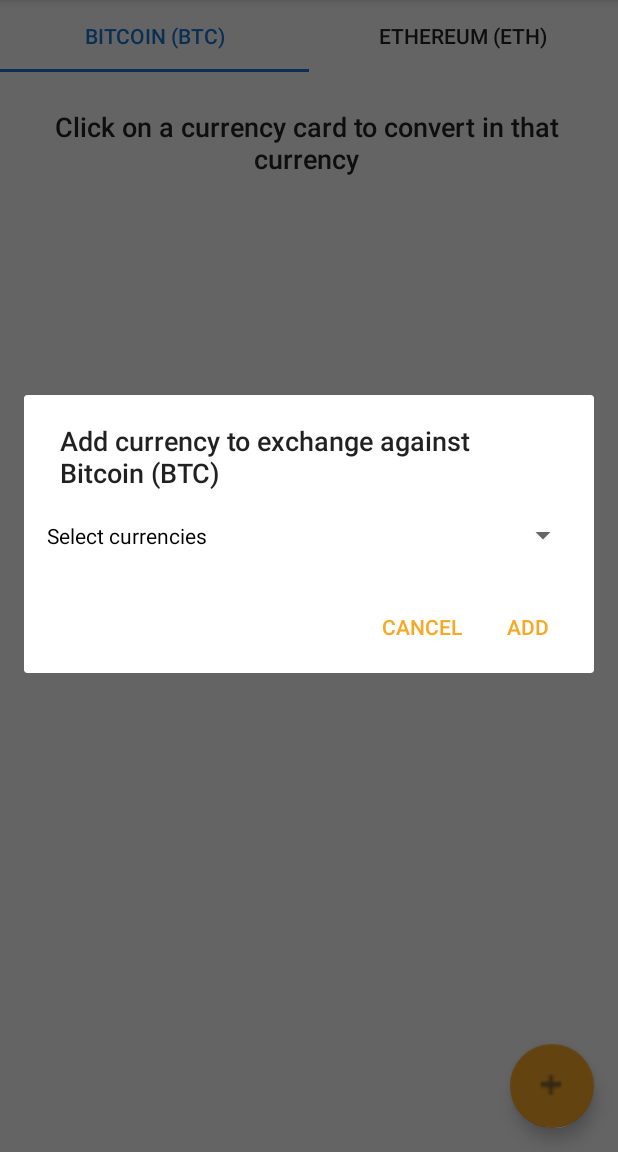
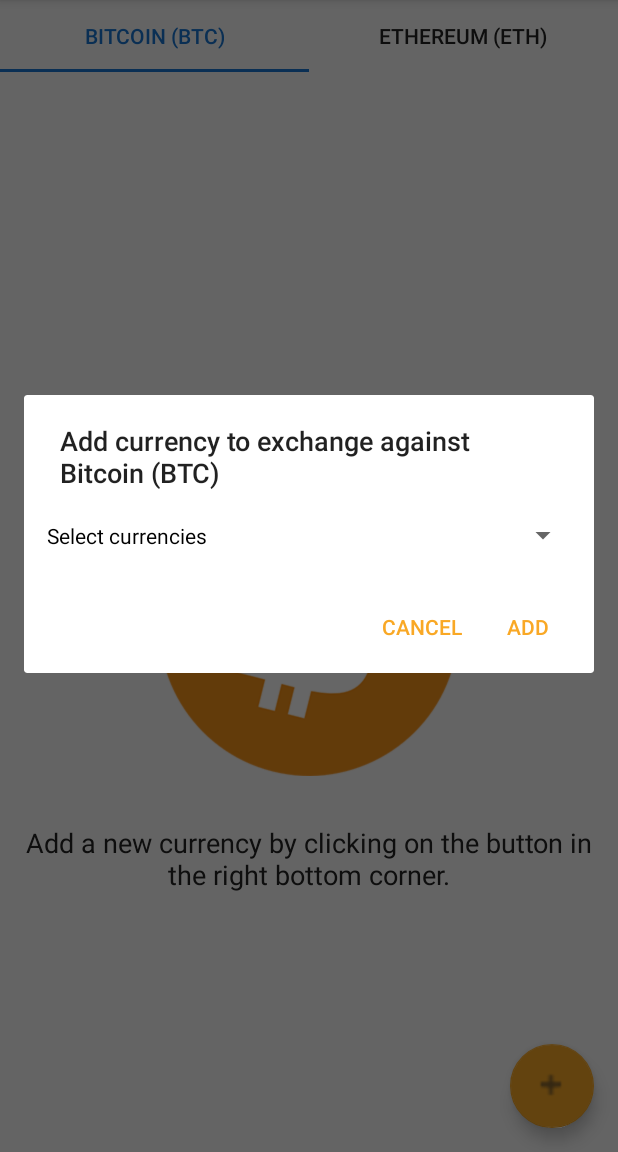
Before and after one commit to muhallan/CryptoExchange, an Android app: the screen it shows after launch (MainActivity), after a tap on an icon or button, on a phone screen of 412 x 824 dp, the part 84-1236 px from its top. Run offline under Robolectric (Android 15) with nearby library versions, the light colour scheme and no system bars; our stand-ins replace Volley.

Commit message:
feat(adding a currency): improved the process of adding a currency - added a loading progressbar to indicate an internet call while fetching for the currency's exchange rate - added a layout to show when no currency has been added yet - ensured a newly added currency is displayed in the list without reloading

```diff
--- a/app/src/main/java/com/teamvan/fragments/BitcoinFragment.java
+++ b/app/src/main/java/com/teamvan/fragments/BitcoinFragment.java
@@ -16,7 +16,9 @@
 import android.view.LayoutInflater;
 import android.view.View;
 import android.view.ViewGroup;
+import android.view.ViewStub;
 import android.view.WindowManager;
+import android.widget.FrameLayout;
 import android.widget.ProgressBar;
 import android.widget.Toast;
 
@@ -33,6 +35,7 @@
 import com.android.volley.toolbox.StringRequest;
 import com.teamvan.cryptoexchange.R;
 import com.teamvan.databases.DBHelper;
+import com.teamvan.pojos.Coin;
 import com.teamvan.pojos.Currency;
 import com.teamvan.pojos.Exchange;
 import com.teamvan.pojos.Globals;
@@ -62,10 +65,13 @@
     RequestQueue queue;
     GridRecyclerViewAdapter grid_adapter;
     private SwipeRefreshLayout swipeContainer;
+    private FrameLayout containerFl;
     DBHelper database;
     CoordinatorLayout coordinatorLayout;
     String TAG = this.getClass().getSimpleName();
     ItemOffsetDecoration itemDecoration;
+    ViewStub emptyStub;
+    ArrayList<Exchange> coin_exchanges;
 
     // currencies to be added to this fragment and coin
     ArrayList<Currency> currencies_to_add = new ArrayList<>();
@@ -90,6 +96,8 @@
 
         coordinatorLayout = v.findViewById(R.id.coordinator_layout_cl);
 
+        containerFl = v.findViewById(R.id.containerFl);
+
         // Configure the refreshing colors
         swipeContainer.setColorSchemeResources(android.R.color.holo_blue_bright,
                 android.R.color.holo_green_light,
@@ -104,7 +112,15 @@
         rView.setItemViewCacheSize(20);
         rView.setDrawingCacheEnabled(true);
 
-        ArrayList<Exchange> coin_exchanges = database.getCoinCurrencies(Globals.bitcoin_name);
+        coin_exchanges = database.getCoinCurrencies(Globals.bitcoin_name);
+
+        emptyStub = v.findViewById(R.id.stub_empty_currencies);
+
+        if (coin_exchanges.isEmpty()) {
+            emptyStub.inflate();
+            swipeContainer.setVisibility(View.GONE);
+        }
+
         setupGridRecyclerView(rView, coin_exchanges);
 
         swipeContainer.post(new Runnable() {
@@ -123,7 +139,7 @@
             public void onClick(final View v) {
 
                 // get the layoutinflater to inflate the custom layout for the alertdialog
-                LayoutInflater inflater = getActivity().getLayoutInflater();
+                final LayoutInflater inflater = getActivity().getLayoutInflater();
                 View alertLayout = inflater.inflate(R.layout.add_currency_layout, null);
 
                 MultiSpinnerSearch currenciesSpinner = alertLayout.findViewById(R.id.currencyMSS);
@@ -160,7 +176,6 @@
                 final AlertDialog dialog = builder.create();
                 dialog.show();
 
-                //Overriding the handler immediately after show is probably a better approach than OnShowListener as described below
                 dialog.getButton(AlertDialog.BUTTON_POSITIVE).setOnClickListener(new View.OnClickListener() {
                     Boolean wantToCloseDialog = false;
 
@@ -174,9 +189,8 @@
                             Toast.makeText(getActivity(), "No currency selected", Toast.LENGTH_SHORT).show();
                         } else {
                             wantToCloseDialog = true;
-                            final ProgressBar progressBar = new ProgressBar(getActivity(), null, android.R.attr.progressBarStyleSmall);
-                            progressBar.setIndeterminate(true);
-                            progressBar.setVisibility(View.VISIBLE);
+
+                            final ProgressBar loadingPb = Utils.showProgressBar(getActivity());
 
                             ArrayList<String> to_add_currencies = new ArrayList<>();
                             for (int i = 0; i < currencies_to_add.size(); i++) {
@@ -191,40 +205,45 @@
                                         public void onResponse(String response) {
 
                                             Log.e("response verify", response);
-                                            progressBar.setVisibility(View.GONE);
+                                            loadingPb.setVisibility(View.GONE);
 
                                             SimpleDateFormat sdf = new SimpleDateFormat("dd/MM/yyyy HH:mm:ss", Locale.getDefault());
                                             Date date = new Date();
                                             String retrieved_at = sdf.format(date);
 
+                                            ArrayList<Coin> our_coins = new Utils(getActivity()).getCoins();
+                                            Coin theCoin = new Coin();
+                                            for (int i = 0; i < our_coins.size(); i++) {
+                                                if (our_coins.get(i).getName().equals(Globals.bitcoin_name)) {
+                                                    theCoin = our_coins.get(i);
+                                                    break;
+                                                }
+                                            }
+
+                                            ArrayList<Exchange> added_exchanges = new ArrayList<>();
                                             try {
                                                 JSONObject jsonResponse = new JSONObject(response);
                                                 for (int i = 0; i < currencies_to_add.size(); i++) {
                                                     String exchange_rate = jsonResponse.getString(currencies_to_add.get(i).getCode());
                                                     database.addCurrency(currencies_to_add.get(i).getId(), exchange_rate, retrieved_at, Globals.bitcoin_name);
+
+                                                    Exchange exchange = new Exchange(currencies_to_add.get(i), theCoin, exchange_rate, retrieved_at);
+                                                    added_exchanges.add(exchange);
                                                 }
+
+                                                // clear the list to prepare for next addition
+                                                currencies_to_add.clear();
+
                                             } catch (JSONException e) {
                                                 e.printStackTrace();
                                             }
-/*
-                                            if (response.equals("late")) {
-                                                // 1. Instantiate an AlertDialog.Builder with its constructor
-                                                AlertDialog.Builder builder = new AlertDialog.Builder(v.getContext());
-                                                builder.setTitle("Voucher Payment");
-                                                // 2. Chain together various setter methods to set the dialog characteristics
-                                                builder.setMessage("The voucher code you have entered is expired. Please enter another one.\nExpiration duration is 5 minutes.");
-                                                // Add the buttons
-                                                builder.setPositiveButton("Okay", new DialogInterface.OnClickListener() {
-                                                    public void onClick(DialogInterface dialog, int id) {
-                                                        dialog.dismiss();
-                                                    }
-                                                });
-                                                builder.setCancelable(false);
 
-                                                // 3. Get the AlertDialog from create()
-                                                AlertDialog dialog = builder.create();
-                                                dialog.show();
-                                            }*/
+                                            grid_adapter.notifyNewExchanges(added_exchanges);
+
+                                            if (swipeContainer.getVisibility() == View.GONE) {
+                                                emptyStub.setVisibility(View.GONE);
+                                                swipeContainer.setVisibility(View.VISIBLE);
+                                            }
                                         }
                                     },
                                     new Response.ErrorListener() {
@@ -232,24 +251,37 @@
                                         public void onErrorResponse(VolleyError volleyError) {
                                             String message = null;
                                             if (volleyError instanceof NoConnectionError) {
-                                                Toast.makeText(v.getContext(), "No Internet Connection", Toast.LENGTH_SHORT).show();
-                                                message = "Cannot connect to Internet...Please check your connection!";
+                                                message = "Cannot connect to the Internet. Please check your connection!";
                                             } else if (volleyError instanceof NetworkError) {
-                                                Toast.makeText(v.getContext(), "Please check your Internet connection", Toast.LENGTH_SHORT).show();
-                                                message = "Cannot connect to the server...Please check your connection!";
+                                                message = "Cannot connect to the server. Please check your connection!";
                                             } else if (volleyError instanceof ServerError) {
-                                                message = "The server could not be found. Please try again after some time!!";
+                                                message = "The server could not be found. Please try again after some time!";
                                             } else if (volleyError instanceof AuthFailureError) {
-                                                message = "Cannot connect to Internet...Please check your connection!";
+                                                message = "Cannot connect to Internet. Please check your connection!";
                                             } else if (volleyError instanceof ParseError) {
                                                 message = "Parsing error! Please try again after some time!!";
                                             } else if (volleyError instanceof TimeoutError) {
-                                                Toast.makeText(v.getContext(), "Please check your Internet connection", Toast.LENGTH_SHORT).show();
-                                                message = "Connection TimeOut! Please check your internet connection.";
+                                                message = "Connection Timeout! Please check your internet connection.";
                                             }
-                                            Log.e("volley error fav", message);
+                                            Log.e("volley error", message);
 
-                                            progressBar.setVisibility(View.GONE);
+                                            // 1. Instantiate an AlertDialog.Builder with its constructor
+                                            AlertDialog.Builder builder = new AlertDialog.Builder(v.getContext());
+                                            // 2. Chain together various setter methods to set the dialog characteristics
+                                            builder.setMessage(message);
+                                            // Add the buttons
+                                            builder.setPositiveButton("Okay", new DialogInterface.OnClickListener() {
+                                                public void onClick(DialogInterface dialog, int id) {
+                                                    dialog.dismiss();
+                                                }
+                                            });
+                                            builder.setCancelable(false);
+
+                                            // 3. Get the AlertDialog from create()
+                                            AlertDialog dialog = builder.create();
+                                            dialog.show();
+
+                                            loadingPb.setVisibility(View.GONE);
                                         }
                                     });
                             // Set the tag on the request.
@@ -288,11 +320,25 @@
 
         for (int i = 0; i < all_currencies.size(); i++) {
 
-            KeyPairBoolData data = new KeyPairBoolData();
-            data.setId(i + 1);
-            data.setName((all_currencies.get(i).getName() + " - " + all_currencies.get(i).getCode()));
-            data.setSelected(false);
-            listArray.add(data);
+            boolean should_add = true;
+
+            // Get the list of currencies that are already added to this coin fragment
+            for (int j = 0; j < coin_exchanges.size(); j++) {
+                Currency saved_currency = coin_exchanges.get(j).getCurrency();
+                // if a currency is already added, don't add it in the list
+                if (saved_currency.getId() == all_currencies.get(i).getId()){
+                    should_add = false;
+                }
+            }
+
+            if (should_add) {
+                KeyPairBoolData data = new KeyPairBoolData();
+                data.setId(all_currencies.get(i).getId());
+                data.setName((all_currencies.get(i).getName() + " - " + all_currencies.get(i).getCode()));
+                data.setSelected(false);
+                listArray.add(data);
+            }
+
         }
 
 
@@ -311,7 +357,13 @@
                     if (items.get(i).isSelected()) {
                         Log.e(TAG, i + " : " + items.get(i).getName() + " : " + items.get(i).isSelected());
                         Log.e(TAG, all_currencies.get(i).getName());
-                        currencies_to_add.add(all_currencies.get(i));
+
+                        // look for the currency that has been selected and add it
+                        for (int k = 0; k < all_currencies.size(); k++) {
+                            if (items.get(i).getId() == all_currencies.get(k).getId()) {
+                                currencies_to_add.add(all_currencies.get(k));
+                            }
+                        }
                     }
                 }
 
@@ -350,7 +402,7 @@
             queue.cancelAll(TAG);
         }
 
-        rView.removeItemDecoration(itemDecoration);
+        //rView.removeItemDecoration(itemDecoration);
     }
 
     @Override
--- a/app/src/main/java/com/teamvan/pojos/GridRecyclerViewAdapter.java
+++ b/app/src/main/java/com/teamvan/pojos/GridRecyclerViewAdapter.java
@@ -18,7 +18,7 @@
 public class GridRecyclerViewAdapter extends RecyclerView.Adapter<RecyclerView.ViewHolder> {
 
     private List<Currency> currencies;
-    List<Exchange> currency_exchanges;
+    private List<Exchange> currency_exchanges;
 
     private final int TYPE_GRID_HEADER = 0;
 
@@ -26,7 +26,7 @@
         currencies = new ArrayList<>();
         this.currency_exchanges = currency_exchanges;
 
-        for (int i = 0; i < currency_exchanges.size(); i++) {
+        for (int i = 0; i < this.currency_exchanges.size(); i++) {
             Currency currency = currency_exchanges.get(i).getCurrency();
             currencies.add(currency);
         }
@@ -62,9 +62,21 @@
 
     }
 
+    // used to update the exchanges when a new currency is added
+    public void notifyNewExchanges (ArrayList<Exchange> new_exchanges) {
+
+        for (Exchange exchange: new_exchanges) {
+            currency_exchanges.add(exchange);
+            Currency currency = exchange.getCurrency();
+            currencies.add(currency);
+        }
+
+        notifyItemInserted(this.currency_exchanges.size());
+    }
+
     @Override
     public int getItemCount() {
-        return this.currencies.size() + 1;
+        return this.currency_exchanges.size() + 1;
     }
 
     private class HeaderViewHolder extends RecyclerView.ViewHolder {
--- /dev/null
+++ b/app/src/main/res/layout/empty_coin_fragment_layout.xml
@@ -0,0 +1,39 @@
+<?xml version="1.0" encoding="utf-8"?>
+<LinearLayout xmlns:android="http://schemas.android.com/apk/res/android"
+    android:orientation="vertical" android:layout_width="match_parent"
+    android:gravity="center"
+    android:padding="@dimen/activity_horizontal_margin"
+    android:layout_height="match_parent">
+
+    <TextView
+        android:id="@+id/empty_purchases_textTv"
+        android:layout_width="wrap_content"
+        android:layout_height="wrap_content"
+        android:gravity="center"
+        android:layout_gravity="center"
+        android:textColor="@color/black"
+        android:text="@string/no_currency"
+        android:layout_marginTop="32dp"
+        android:layout_marginBottom="32dp"
+        android:textSize="18sp" />
+
+    <ImageView
+        android:id="@+id/coin_imageTv"
+        android:layout_width="200dp"
+        android:layout_height="200dp"
+        android:layout_gravity="center"
+        android:src="@drawable/btc"
+        android:contentDescription="@string/coin_image"/>
+
+    <TextView
+        android:id="@+id/empty_currencies_textTv"
+        android:layout_width="wrap_content"
+        android:layout_height="wrap_content"
+        android:layout_marginTop="32dp"
+        android:gravity="center"
+        android:textColor="@color/black"
+        android:layout_gravity="center"
+        android:text="@string/add_currency"
+        android:textSize="18sp" />
+
+</LinearLayout>
--- a/app/src/main/res/layout/fragment_bitcoin.xml
+++ b/app/src/main/res/layout/fragment_bitcoin.xml
@@ -1,9 +1,15 @@
-<tools:android.support.design.widget.CoordinatorLayout xmlns:android="http://schemas.android.com/apk/res/android"
+<android.support.design.widget.CoordinatorLayout xmlns:android="http://schemas.android.com/apk/res/android"
     xmlns:tools="http://schemas.android.com/tools"
     android:id="@+id/coordinator_layout_cl"
     android:layout_width="match_parent"
     android:layout_height="match_parent"
     tools:context="com.teamvan.fragments.BitcoinFragment">
+
+    <FrameLayout
+        android:id="@+id/containerFl"
+        android:layout_width="match_parent"
+        android:layout_height="match_parent"
+        android:fitsSystemWindows="true">
 
         <android.support.v4.widget.SwipeRefreshLayout
             android:id="@+id/swipeContainer"
@@ -21,6 +27,15 @@
                 android:scrollbars="vertical" />
         </android.support.v4.widget.SwipeRefreshLayout>
 
+        <ViewStub
+            android:id="@+id/stub_empty_currencies"
+            android:layout_width="match_parent"
+            android:layout_height="match_parent"
+            android:layout_gravity="center"
+            android:inflatedId="@+id/empty_currencies"
+            android:layout="@layout/empty_coin_fragment_layout" />
+
+    </FrameLayout>
 
     <android.support.design.widget.FloatingActionButton
         android:id="@+id/addCurrencyFAB"
@@ -31,4 +46,4 @@
         android:clickable="true"
         android:src="@drawable/ic_fa_plus" />
 
-</tools:android.support.design.widget.CoordinatorLayout>
+</android.support.design.widget.CoordinatorLayout>
--- a/app/src/main/res/values/strings.xml
+++ b/app/src/main/res/values/strings.xml
@@ -9,4 +9,7 @@
     <string name="title_currencies">Title currencies</string>
 
     <string name="type_to_search">Type to Search</string>
+    <string name="no_currency">No currency has been added yet.</string>
+    <string name="coin_image">Coin image</string>
+    <string name="add_currency">Add a new currency by clicking on the button in the right bottom corner.</string>
 </resources>
```
Also changed, not shown: app/src/main/java/com/teamvan/pojos/Utils.java (+30 -1 lines), app/src/main/res/layout/loading_dialog.xml (added, +12 -0 lines), app/src/main/res/drawable/btc.png (added), app/src/main/res/drawable/eth_logo.png (added). Lines whose indentation alone changed are shown as unchanged.
